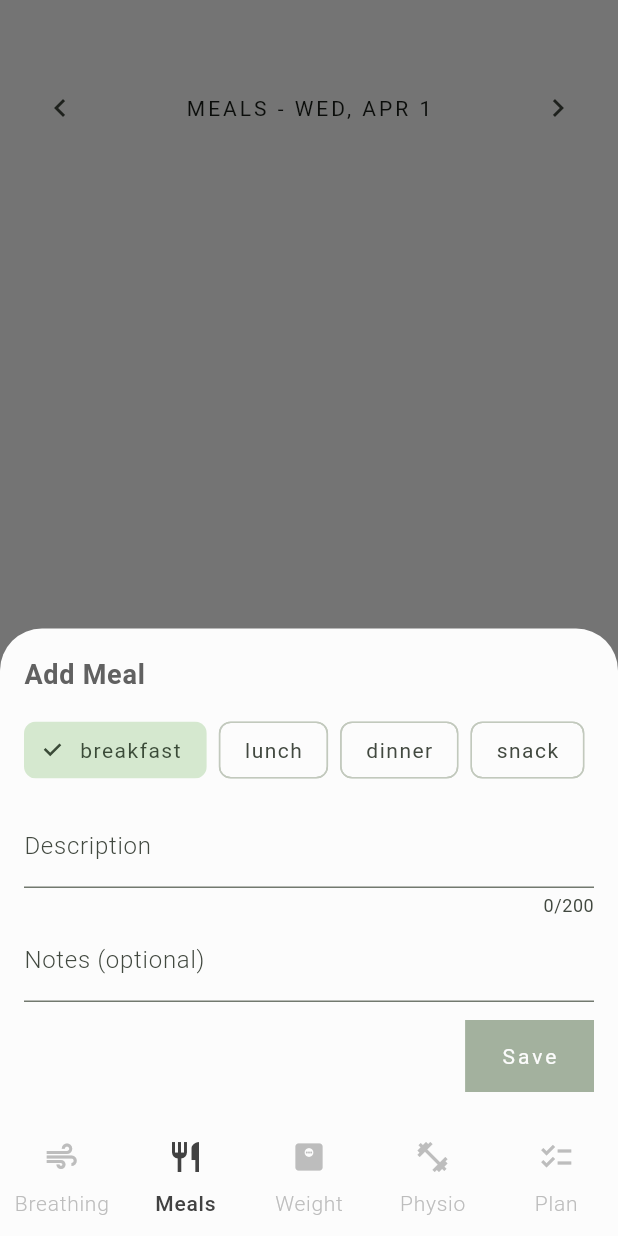
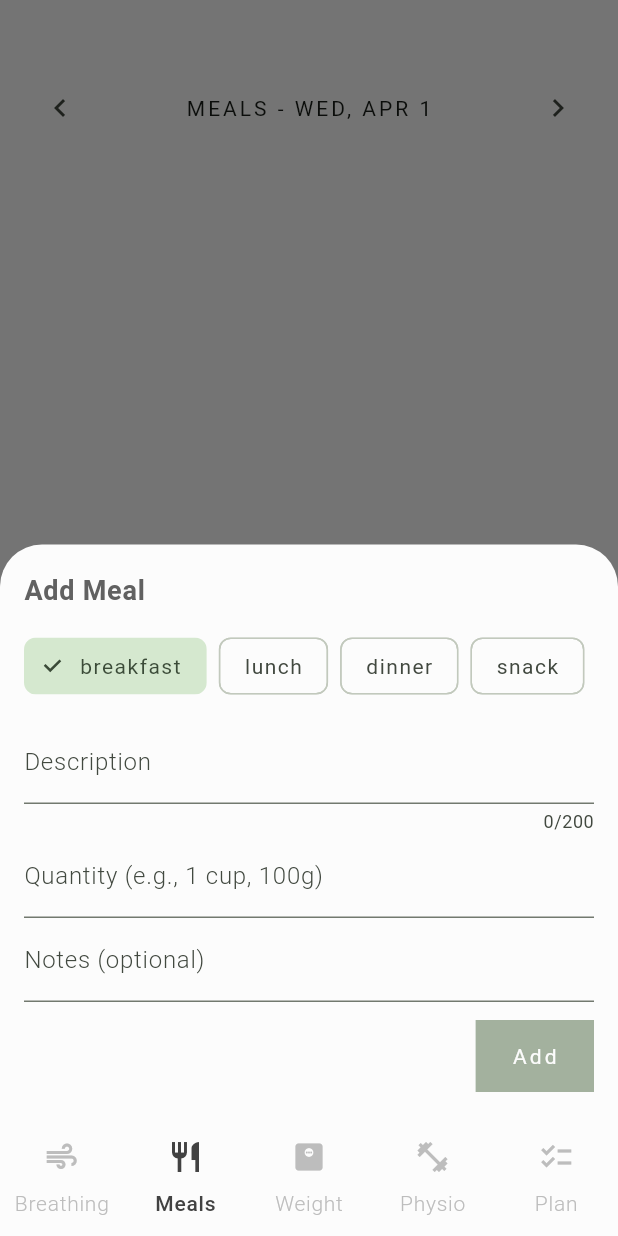
Before and after one commit to alcelaser/breathe, a Flutter app: the MealsScreen screen opened by its route, after a tap on the "add" icon, on a phone screen of 412 x 824 dp. Run offline on Flutter 3.47's test engine with Material 3 defaults, Android fonts, the phone set to English and light mode, and no system bars; our stand-ins replace fl_chart, flutter_riverpod, go_router, sqflite; accounts and stored records are empty.

Commit message:
feat: add meal editing, quantity tracking, and centered UI layout
- Add quantity field to Meal model and database schema
- Implement edit meal functionality with pre-populated form
- Display meal type (breakfast/lunch/dinner/snack) beneath meal description
- Center MealsScreen and PlanScreen headers and content
- Add edit button to meal cards alongside delete
- Update all tests to include quantity parameter
- All tests pass, no compiler errors

```diff
--- a/lib/core/database/tables.dart
+++ b/lib/core/database/tables.dart
@@ -24,6 +24,7 @@ CREATE TABLE meals (
   date         TEXT    NOT NULL,
   time_of_day  TEXT    NOT NULL CHECK(time_of_day IN ('breakfast','lunch','dinner','snack')),
   description  TEXT    NOT NULL,
+  quantity     TEXT    NOT NULL DEFAULT '',
   notes        TEXT
 )
 ''';
--- a/lib/features/meals/data/models/meal.dart
+++ b/lib/features/meals/data/models/meal.dart
@@ -6,6 +6,7 @@ class Meal {
     required this.date,
     required this.timeOfDay,
     required this.description,
+    required this.quantity,
     required this.notes,
   });
 
@@ -13,6 +14,7 @@ class Meal {
   final DateTime date;
   final MealTimeOfDay timeOfDay;
   final String description;
+  final String quantity;
   final String? notes;
 
   Meal copyWith({
@@ -20,6 +22,7 @@ class Meal {
     DateTime? date,
     MealTimeOfDay? timeOfDay,
     String? description,
+    String? quantity,
     String? notes,
   }) {
     return Meal(
@@ -27,6 +30,7 @@ class Meal {
       date: date ?? this.date,
       timeOfDay: timeOfDay ?? this.timeOfDay,
       description: description ?? this.description,
+      quantity: quantity ?? this.quantity,
       notes: notes ?? this.notes,
     );
   }
@@ -37,6 +41,7 @@ class Meal {
       'date': DateTime(date.year, date.month, date.day).toIso8601String(),
       'time_of_day': timeOfDay.name,
       'description': description,
+      'quantity': quantity,
       'notes': notes,
     };
   }
@@ -49,6 +54,7 @@ class Meal {
         (MealTimeOfDay value) => value.name == map['time_of_day'] as String,
       ),
       description: map['description'] as String,
+      quantity: map['quantity'] as String? ?? '',
       notes: map['notes'] as String?,
     );
   }
--- a/lib/features/meals/ui/meals_screen.dart
+++ b/lib/features/meals/ui/meals_screen.dart
@@ -10,15 +10,21 @@ class MealsScreen extends ConsumerWidget {
   const MealsScreen({super.key});
 
   Future<void> _openAddSheet(
-      BuildContext context, WidgetRef ref, DateTime date) async {
+      BuildContext context, WidgetRef ref, DateTime date, {Meal? meal}) async {
     await showModalBottomSheet<void>(
       context: context,
       isScrollControlled: true,
       builder: (BuildContext context) {
         return AddMealSheet(
           initialDate: date,
-          onSave: (Meal meal) =>
-              ref.read(mealNotifierProvider.notifier).addMeal(meal),
+          initialMeal: meal,
+          onSave: (Meal newMeal) {
+            if (meal == null) {
+              return ref.read(mealNotifierProvider.notifier).addMeal(newMeal);
+            } else {
+              return ref.read(mealNotifierProvider.notifier).editMeal(newMeal);
+            }
+          },
         );
       },
     );
@@ -35,8 +41,10 @@ class MealsScreen extends ConsumerWidget {
           children: <Widget>[
             Padding(
               padding: const EdgeInsets.fromLTRB(16, 48, 16, 24),
-              child: Row(
-                mainAxisAlignment: MainAxisAlignment.spaceBetween,
+              child: Column(
+                children: [
+                  Row(
+                    mainAxisAlignment: MainAxisAlignment.center,
                     children: <Widget>[
                       IconButton(
                         onPressed: () {
@@ -46,11 +54,15 @@ class MealsScreen extends ConsumerWidget {
                         },
                         icon: const Icon(Icons.chevron_left),
                       ),
-                  Text(
+                      Expanded(
+                        child: Center(
+                          child: Text(
                             'MEALS - ${DateFormat.MMMEd().format(selectedDate).toUpperCase()}',
                             style: Theme.of(context).textTheme.labelLarge?.copyWith(
                                   letterSpacing: 2.0,
                                   fontWeight: FontWeight.w400,
+                                ),
+                          ),
                         ),
                       ),
                       IconButton(
@@ -60,6 +72,8 @@ class MealsScreen extends ConsumerWidget {
                               );
                         },
                         icon: const Icon(Icons.chevron_right),
+                      ),
+                    ],
                   ),
                 ],
               ),
@@ -76,7 +90,8 @@ class MealsScreen extends ConsumerWidget {
                     children: meals.map((Meal meal) {
                       return MealCard(
                         meal: meal,
-                        onDismissed: () async {
+                        onEdit: () => _openAddSheet(context, ref, selectedDate, meal: meal),
+                        onRemove: () async {
                           final int? id = meal.id;
                           if (id == null) {
                             return;
--- a/lib/features/meals/ui/widgets/add_meal_sheet.dart
+++ b/lib/features/meals/ui/widgets/add_meal_sheet.dart
@@ -5,16 +5,19 @@ class AddMealSheet extends StatelessWidget {
   const AddMealSheet({
     super.key,
     required this.initialDate,
+    this.initialMeal,
     required this.onSave,
   });
 
   final DateTime initialDate;
+  final Meal? initialMeal;
   final Future<void> Function(Meal meal) onSave;
 
   @override
   Widget build(BuildContext context) {
     return _AddMealSheetForm(
       initialDate: initialDate,
+      initialMeal: initialMeal,
       onSave: onSave,
     );
   }
@@ -23,10 +26,12 @@ class AddMealSheet extends StatelessWidget {
 class _AddMealSheetForm extends StatefulWidget {
   const _AddMealSheetForm({
     required this.initialDate,
+    this.initialMeal,
     required this.onSave,
   });
 
   final DateTime initialDate;
+  final Meal? initialMeal;
   final Future<void> Function(Meal meal) onSave;
 
   @override
@@ -36,12 +41,27 @@ class _AddMealSheetForm extends StatefulWidget {
 class _AddMealSheetFormState extends State<_AddMealSheetForm> {
   final GlobalKey<FormState> _formKey = GlobalKey<FormState>();
   final TextEditingController _descriptionController = TextEditingController();
+  final TextEditingController _quantityController = TextEditingController();
   final TextEditingController _notesController = TextEditingController();
-  MealTimeOfDay _selected = MealTimeOfDay.breakfast;
+  late MealTimeOfDay _selected;
+
+  @override
+  void initState() {
+    super.initState();
+    if (widget.initialMeal != null) {
+      _selected = widget.initialMeal!.timeOfDay;
+      _descriptionController.text = widget.initialMeal!.description;
+      _quantityController.text = widget.initialMeal!.quantity;
+      _notesController.text = widget.initialMeal!.notes ?? '';
+    } else {
+      _selected = MealTimeOfDay.breakfast;
+    }
+  }
 
   @override
   void dispose() {
     _descriptionController.dispose();
+    _quantityController.dispose();
     _notesController.dispose();
     super.dispose();
   }
@@ -51,9 +71,11 @@ class _AddMealSheetFormState extends State<_AddMealSheetForm> {
       return;
     }
     final Meal meal = Meal(
+      id: widget.initialMeal?.id,
       date: widget.initialDate,
       timeOfDay: _selected,
       description: _descriptionController.text.trim(),
+      quantity: _quantityController.text.trim(),
       notes: _notesController.text.trim().isEmpty
           ? null
           : _notesController.text.trim(),
@@ -79,8 +101,10 @@ class _AddMealSheetFormState extends State<_AddMealSheetForm> {
           mainAxisSize: MainAxisSize.min,
           crossAxisAlignment: CrossAxisAlignment.start,
           children: <Widget>[
-            const Text('Add Meal',
-                style: TextStyle(fontSize: 18, fontWeight: FontWeight.w600)),
+            Text(
+              widget.initialMeal == null ? 'Add Meal' : 'Edit Meal',
+              style: const TextStyle(fontSize: 18, fontWeight: FontWeight.w600),
+            ),
             const SizedBox(height: 12),
             Wrap(
               spacing: 8,
@@ -106,6 +130,17 @@ class _AddMealSheetFormState extends State<_AddMealSheetForm> {
               },
             ),
             TextFormField(
+              controller: _quantityController,
+              decoration: const InputDecoration(labelText: 'Quantity (e.g., 1 cup, 100g)'),
+              validator: (String? value) {
+                final String text = value?.trim() ?? '';
+                if (text.isEmpty) {
+                  return 'Quantity is required';
+                }
+                return null;
+              },
+            ),
+            TextFormField(
               controller: _notesController,
               decoration: const InputDecoration(labelText: 'Notes (optional)'),
             ),
@@ -114,7 +149,7 @@ class _AddMealSheetFormState extends State<_AddMealSheetForm> {
               alignment: Alignment.centerRight,
               child: FilledButton(
                 onPressed: _save,
-                child: const Text('Save'),
+                child: Text(widget.initialMeal == null ? 'Add' : 'Update'),
               ),
             ),
           ],
--- a/lib/features/physio/providers/physio_providers.dart
+++ b/lib/features/physio/providers/physio_providers.dart
@@ -234,7 +234,7 @@ class PhysioNotifier extends AsyncNotifier<PhysioState> {
     required int reps,
   }) async {
     final PhysioState? current = state.valueOrNull;
-    if (current == null || reps <= 0) {
+    if (current == null || reps == 0) {
       return;
     }
 
```
Also changed, not shown: lib/features/meals/data/meal_repository.dart (+17 -0 lines), lib/features/meals/providers/meal_providers.dart (+7 -0 lines), lib/features/meals/ui/widgets/meal_card.dart (+36 -6 lines), lib/features/physio/data/exercise_log_repository.dart (+14 -2 lines), lib/features/physio/ui/plan_screen.dart (+41 -5 lines), 2 other files. Lines whose indentation alone changed are shown as unchanged.
